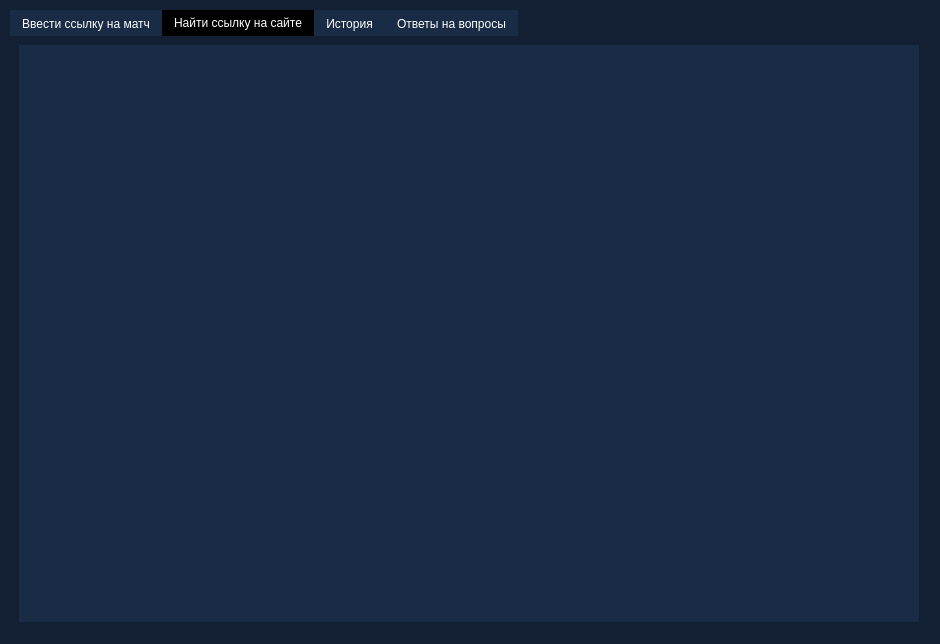
Old version of the form qt/uis/first_window.ui in the repository CodderLord/CS_GO_analythics.
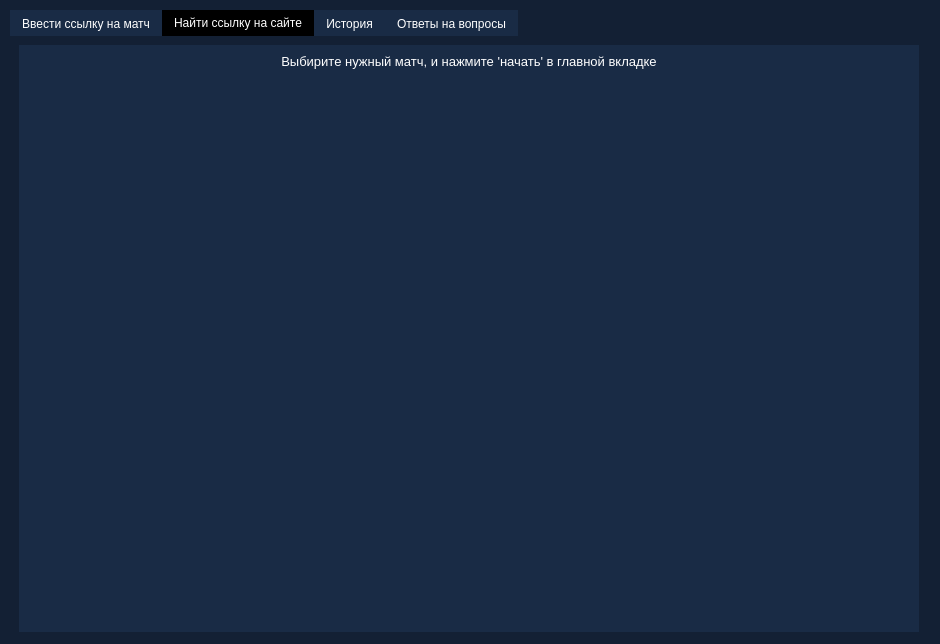
New version of the form. The open tabs and pages were chosen to show the change.

What changed in the file:
```diff
--- a/qt/uis/first_window.ui
+++ b/qt/uis/first_window.ui
@@ -86,7 +86,7 @@
      <x>10</x>
      <y>10</y>
      <width>918</width>
-     <height>621</height>
+     <height>631</height>
     </rect>
    </property>
    <property name="minimumSize">
@@ -257,6 +257,25 @@
        <property name="title">
         <string/>
        </property>
+       <layout class="QGridLayout" name="gridLayout_3">
+        <item row="1" column="0">
+         <widget class="QListWidget" name="list_futures">
+          <property name="styleSheet">
+           <string notr="true"/>
+          </property>
+         </widget>
+        </item>
+        <item row="0" column="0">
+         <widget class="QLabel" name="label_2">
+          <property name="styleSheet">
+           <string notr="true">color: rgb(255, 255, 255);</string>
+          </property>
+          <property name="text">
+           <string>&lt;html&gt;&lt;head/&gt;&lt;body&gt;&lt;p align=&quot;center&quot;&gt;&lt;span style=&quot; font-size:10pt;&quot;&gt;Выбирите нужный матч, и нажмите 'начать' в главной вкладке&lt;/span&gt;&lt;/p&gt;&lt;/body&gt;&lt;/html&gt;</string>
+          </property>
+         </widget>
+        </item>
+       </layout>
       </widget>
      </item>
     </layout>
```
Left out of the diff: 2 changed lines with no effect on the pictures.
